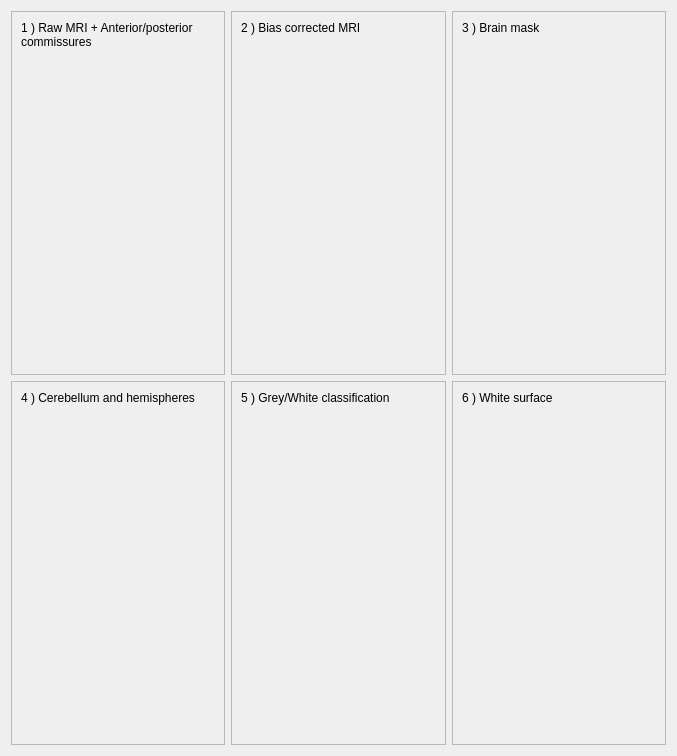
Qt form morphologist/gui/ui/viewport_widget.ui (brainvisa/morphologist) before a commit.
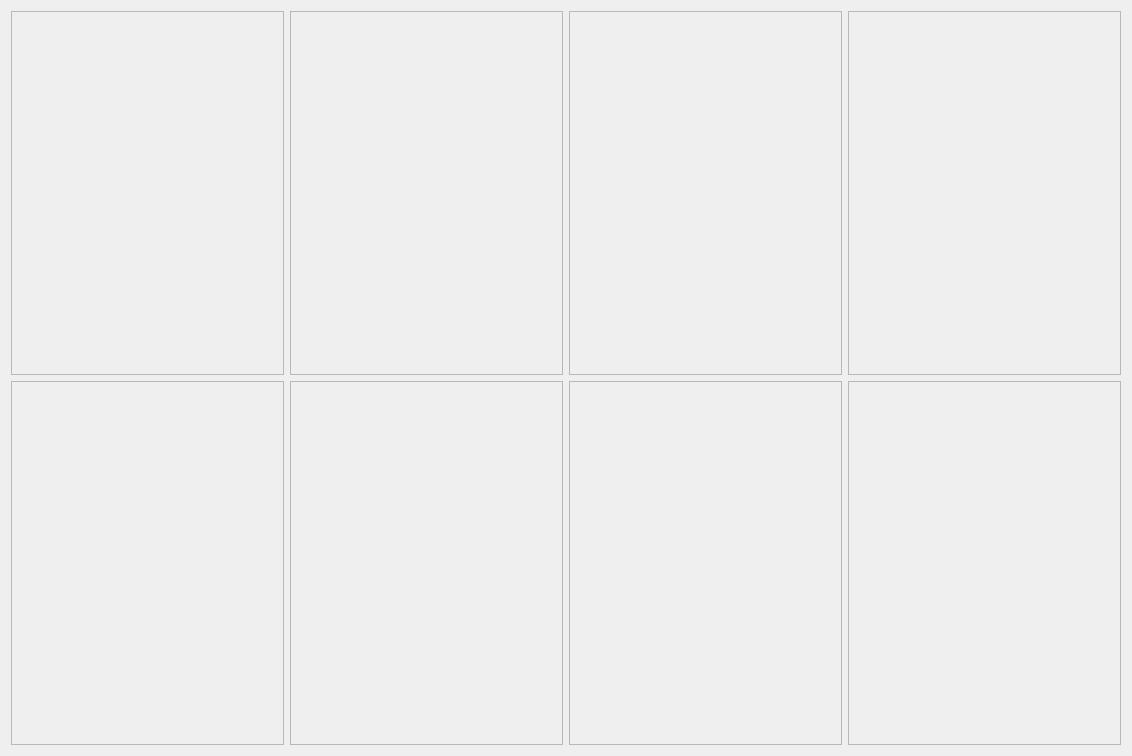
The same form after that commit.

Commit message:
ENH: The viewport contains 8 views
The text of the views labels are not in the ui file anymore
but in the code of viewport_widget.

Diff of the .ui file:
```diff
--- a/morphologist/gui/ui/viewport_widget.ui
+++ b/morphologist/gui/ui/viewport_widget.ui
@@ -6,10 +6,16 @@
    <rect>
     <x>0</x>
     <y>0</y>
-    <width>677</width>
+    <width>1132</width>
     <height>756</height>
    </rect>
   </property>
+  <property name="sizePolicy">
+   <sizepolicy hsizetype="Preferred" vsizetype="Preferred">
+    <horstretch>0</horstretch>
+    <verstretch>0</verstretch>
+   </sizepolicy>
+  </property>
   <property name="windowTitle">
    <string>Form</string>
   </property>
@@ -32,7 +38,7 @@
          </sizepolicy>
         </property>
         <property name="text">
-         <string>1 ) Raw MRI + Anterior/posterior commissures</string>
+         <string/>
         </property>
         <property name="wordWrap">
          <bool>true</bool>
@@ -60,7 +66,7 @@
      <property name="frameShadow">
       <enum>QFrame::Raised</enum>
      </property>
-     <layout class="QVBoxLayout" name="verticalLayout_4">
+     <layout class="QVBoxLayout" name="verticalLayout_2">
       <item>
        <widget class="QLabel" name="view2_label">
         <property name="sizePolicy">
@@ -70,7 +76,7 @@
          </sizepolicy>
         </property>
         <property name="text">
-         <string>2 ) Bias corrected MRI</string>
+         <string/>
         </property>
         <property name="wordWrap">
          <bool>true</bool>
@@ -98,7 +104,7 @@
      <property name="frameShadow">
       <enum>QFrame::Raised</enum>
      </property>
-     <layout class="QVBoxLayout" name="verticalLayout_2">
+     <layout class="QVBoxLayout" name="verticalLayout_3">
       <item>
        <widget class="QLabel" name="view3_label">
         <property name="sizePolicy">
@@ -108,7 +114,7 @@
          </sizepolicy>
         </property>
         <property name="text">
-         <string>3 ) Brain mask</string>
+         <string/>
         </property>
         <property name="wordWrap">
          <bool>true</bool>
@@ -128,7 +134,7 @@
      </layout>
     </widget>
    </item>
-   <item row="1" column="0">
+   <item row="0" column="3">
     <widget class="QFrame" name="view4_frame">
      <property name="frameShape">
       <enum>QFrame::StyledPanel</enum>
@@ -136,7 +142,7 @@
      <property name="frameShadow">
       <enum>QFrame::Raised</enum>
      </property>
-     <layout class="QVBoxLayout" name="verticalLayout_3">
+     <layout class="QVBoxLayout" name="verticalLayout_4">
       <item>
        <widget class="QLabel" name="view4_label">
         <property name="sizePolicy">
@@ -146,7 +152,7 @@
          </sizepolicy>
         </property>
         <property name="text">
-         <string>4 ) Cerebellum and hemispheres </string>
+         <string/>
         </property>
         <property name="wordWrap">
          <bool>true</bool>
@@ -166,7 +172,7 @@
      </layout>
     </widget>
    </item>
-   <item row="1" column="1">
+   <item row="1" column="0">
     <widget class="QFrame" name="view5_frame">
      <property name="frameShape">
       <enum>QFrame::StyledPanel</enum>
@@ -177,8 +183,14 @@
      <layout class="QVBoxLayout" name="verticalLayout_5">
       <item>
        <widget class="QLabel" name="view5_label">
+        <property name="sizePolicy">
+         <sizepolicy hsizetype="Preferred" vsizetype="Minimum">
+          <horstretch>0</horstretch>
+          <verstretch>0</verstretch>
+         </sizepolicy>
+        </property>
         <property name="text">
-         <string>5 ) Grey/White classification</string>
+         <string/>
         </property>
         <property name="wordWrap">
          <bool>true</bool>
@@ -198,7 +210,7 @@
      </layout>
     </widget>
    </item>
-   <item row="1" column="2">
+   <item row="1" column="1">
     <widget class="QFrame" name="view6_frame">
      <property name="frameShape">
       <enum>QFrame::StyledPanel</enum>
@@ -210,7 +222,7 @@
       <item>
        <widget class="QLabel" name="view6_label">
         <property name="text">
-         <string>6 ) White surface</string>
+         <string/>
         </property>
         <property name="wordWrap">
          <bool>true</bool>
@@ -230,6 +242,76 @@
      </layout>
     </widget>
    </item>
+   <item row="1" column="2">
+    <widget class="QFrame" name="view7_frame">
+     <property name="frameShape">
+      <enum>QFrame::StyledPanel</enum>
+     </property>
+     <property name="frameShadow">
+      <enum>QFrame::Raised</enum>
+     </property>
+     <layout class="QVBoxLayout" name="verticalLayout_7">
+      <item>
+       <widget class="QLabel" name="view7_label">
+        <property name="text">
+         <string/>
+        </property>
+        <property name="wordWrap">
+         <bool>true</bool>
+        </property>
+       </widget>
+      </item>
+      <item>
+       <widget class="QWidget" name="view7_hook" native="true">
+        <property name="sizePolicy">
+         <sizepolicy hsizetype="Preferred" vsizetype="Expanding">
+          <horstretch>0</horstretch>
+          <verstretch>0</verstretch>
+         </sizepolicy>
+        </property>
+       </widget>
+      </item>
+     </layout>
+    </widget>
+   </item>
+   <item row="1" column="3">
+    <widget class="QFrame" name="view8_frame">
+     <property name="frameShape">
+      <enum>QFrame::StyledPanel</enum>
+     </property>
+     <property name="frameShadow">
+      <enum>QFrame::Raised</enum>
+     </property>
+     <layout class="QVBoxLayout" name="verticalLayout_8">
+      <item>
+       <widget class="QLabel" name="view8_label">
+        <property name="sizePolicy">
+         <sizepolicy hsizetype="Preferred" vsizetype="Minimum">
+          <horstretch>0</horstretch>
+          <verstretch>0</verstretch>
+         </sizepolicy>
+        </property>
+        <property name="text">
+         <string/>
+        </property>
+        <property name="wordWrap">
+         <bool>true</bool>
+        </property>
+       </widget>
+      </item>
+      <item>
+       <widget class="QWidget" name="view8_hook" native="true">
+        <property name="sizePolicy">
+         <sizepolicy hsizetype="Preferred" vsizetype="Expanding">
+          <horstretch>0</horstretch>
+          <verstretch>0</verstretch>
+         </sizepolicy>
+        </property>
+       </widget>
+      </item>
+     </layout>
+    </widget>
+   </item>
   </layout>
  </widget>
  <resources/>
```
Left out of the diff: 2 changed lines with no effect on the pictures. The commit also changes 2 other files.
